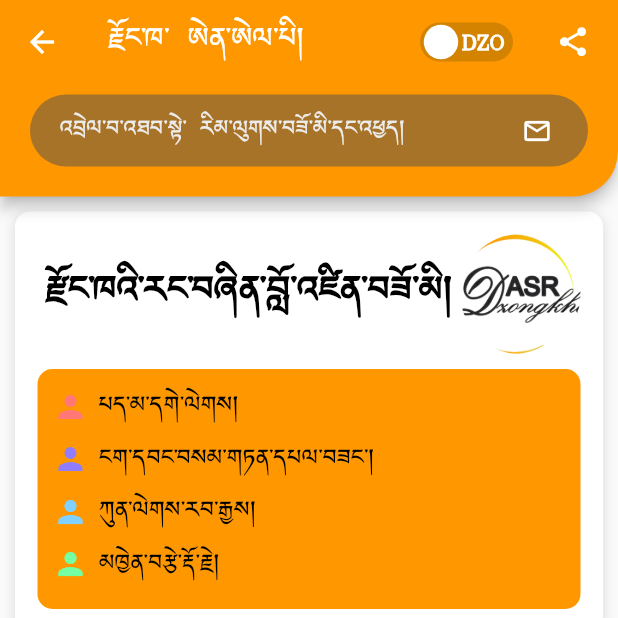
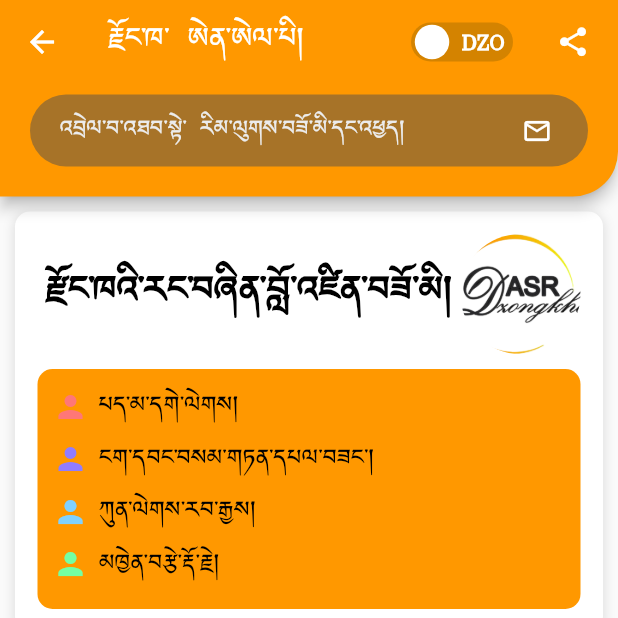
Before and after one commit to kinleyrabgay/nlp-v0, a Flutter app: the Developer screen opened directly, after a tap on "ENG", on a phone screen of 412 x 824 dp, the top half of it. Run offline on Flutter 3.47's test engine with Material 2 defaults, Android fonts, the phone set to English and light mode, and no system bars; drawn by our look-alikes of flutter_switch; our stand-ins replace audioplayers, file_picker, flutter_spinkit, flutter_svg, permission_handler, share_plus and 1 more; missing offline and left inert: record; accounts and stored records are empty.

Commit message:
repo migration

```diff
--- a/lib/pages/about/developer.dart
+++ b/lib/pages/about/developer.dart
@@ -151,7 +151,7 @@ class Developer extends StatelessWidget {
                         developer7: "པད་མ་དབང་འདུས།",
                         developer8: "ཚེ་དབང་ནོར་བུ།",
                         developer9: "སེང་གེ་རྡོ་རྗེ།",
-                        projectname: "ལམ་སྲོལ་དང་རྫོང་ཁ་གོང་འཕེལ་ལས་ཁུངས།",
+                        projectname: "སྲོལ་འཛིན་དང་རྫོང་ཁ་གོང་འཕེལ་ལས་ཁུངས།",
                         projectlogo: 'assets/img/dd.png',
                         projecturl: "https://www.dzongkha.gov.bt/",
                       )
--- a/lib/provider/language_toggle.dart
+++ b/lib/provider/language_toggle.dart
@@ -16,7 +16,7 @@ class _LanguageToggleState extends State<LanguageToggle> {
     return Consumer<EnglishState>(
       builder: (_, englishState, __) {
         return FlutterSwitch(
-          width: 62.0,
+          width: MediaQuery.of(context).size.width * 0.165,
           height: 26.0,
           valueFontSize: 14.0,
           value: englishState.isEnglishSelected,
```
Also changed, not shown: lib/pages/model/nmt/nmt_model.dart (+10 -5 lines), pubspec.lock.
